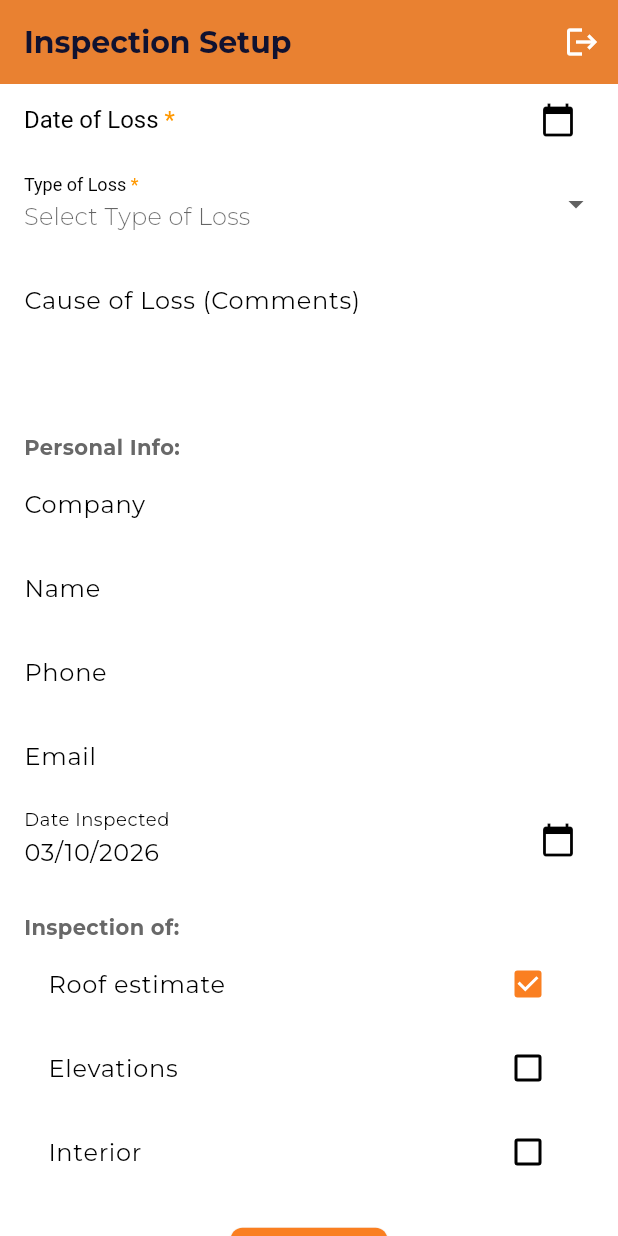
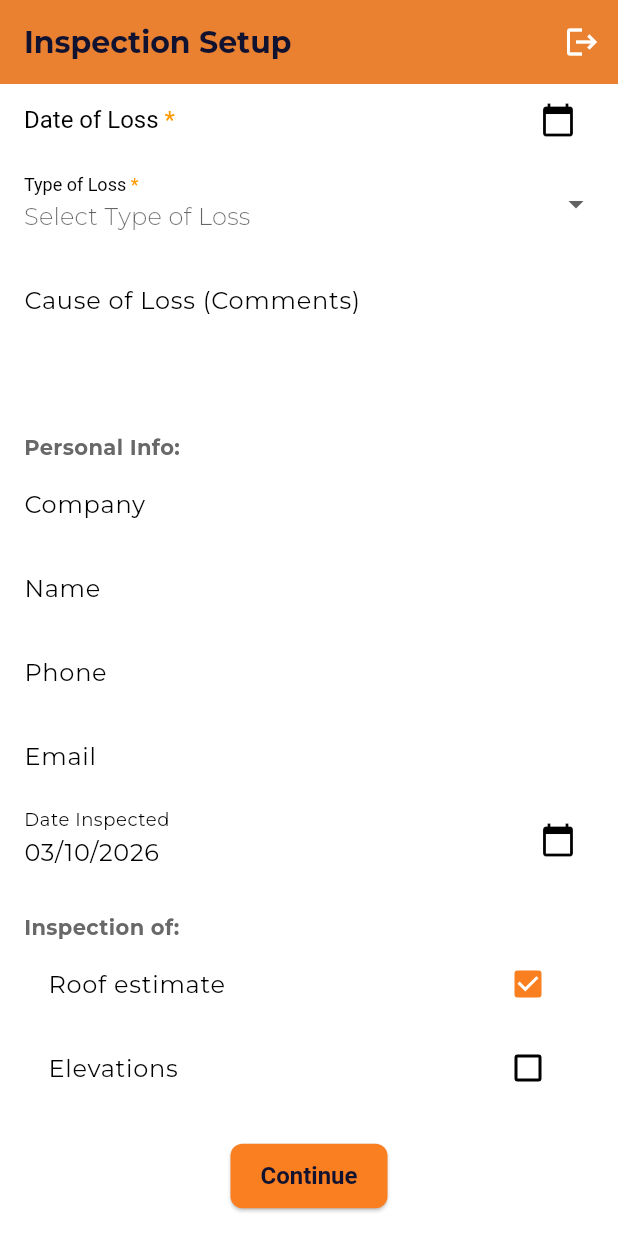
Before and after one commit to Hanztj/Hanz-sanitized, a Flutter app: the InspectionSetupScreen screen opened directly with empty values, scrolled down 751 dp, on a phone screen of 412 x 824 dp. Run offline on Flutter 3.47's test engine with Material 3 defaults, Android fonts, the phone set to English and light mode, and no system bars; our stand-ins replace cloud_firestore, cloud_functions, firebase_auth, firebase_core, firebase_storage, image_picker and 2 more; accounts and stored records are empty.

Commit message:
Refactor inspection setup screen and clean imports
Removed unused imports and the interior inspection checkbox. Updated the text for the implemented form message.

```diff
--- a/lib/inspection_setup_screen.dart
+++ b/lib/inspection_setup_screen.dart
@@ -1,17 +1,12 @@
 import 'package:flutter/material.dart';
 import 'package:intl/intl.dart';
 import 'package:claimscope_clean/roof_inspection_form.dart';
-// import 'theme.dart';
-// Importaciones para el estado getUserPlanStatus
-import 'dart:async';
 import 'package:firebase_auth/firebase_auth.dart';
 import 'package:claimscope_clean/Services/auth_plan_service.dart';
-//ignore: unused_import
 import 'package:claimscope_clean/services/stripe_service.dart';
 import 'package:claimscope_clean/screens/my_reports_screen.dart';
-//ignore: unused_import
-import 'screens/subscription_gate_screen.dart';
 import 'inspection_report_model.dart';
+
 final List<String> usStates = [
   'Alabama', 'Alaska', 'Arizona', 'Arkansas', 'California', 'Colorado',
   'Connecticut', 'Delaware', 'Florida', 'Georgia', 'Hawaii', 'Idaho',
@@ -62,7 +57,7 @@ Future<void> _handleSubscriptionAndNavigate(InspectionReport report) async {
     } else {
       ScaffoldMessenger.of(context).showSnackBar(
         const SnackBar(
-          content: Text('Solo el formulario Roof está implementado...'),
+          content: Text('Only the Roof form is implemented...'),
         ),
       );
     }
@@ -81,8 +76,7 @@ Future<void> _handleSubscriptionAndNavigate(InspectionReport report) async {
   bool isResidential = true;
   bool inspectRoof = true;
   bool inspectElevations = false;
-  bool inspectInterior = false;
-  String? interiorScope; // Mitigation, Restoration, Both
+ // Mitigation, Restoration, Both
 
   String? _typeOfLoss;
 
@@ -146,8 +140,6 @@ report.inspectorEmail = personEmail.text;
 // INSPECTION SCOPE
 report.inspectRoof = inspectRoof;
 report.inspectElevations = inspectElevations;
-report.inspectInterior = inspectInterior;
-report.interiorScope = interiorScope ?? '';
 
   // Aquí ya NO navegamos directamente.
   // Delegamos en _handleSubscriptionAndNavigate para respetar el plan.
@@ -164,22 +156,14 @@ report.interiorScope = interiorScope ?? '';
     'Hail',
     'Windstorm',
     'Hurricane',
-    'Flood',
-    'Water',
-    'Mold',
     'Fire',
-    'Smoke',
-    'Sewage',
-    'DrainBackup',
     'Earthquake',
     'Freeze',
-    'IceOrSnow',
+    'Ice Or Snow',
     'Lightning',
+    'Tornado',
     'Other',
-    'Theft',
-    'Tornado',
-    'Vandalism',
-    'Vehicle',
+
   ];
 
   @override
@@ -579,30 +563,6 @@ if (isBasico)
                 });
               },
             ),
-            CheckboxListTile(
-              title: const Text('Interior'),
-              value: inspectInterior,
-              onChanged: (v) {
-                setState(() {
-                  inspectInterior = v!;
-                  if (!v) interiorScope = null;
-                });
-              },
-            ),
-            if (inspectInterior)
-              DropdownButtonFormField<String>(
-                initialValue: interiorScope,
-                hint: const Text('Select interior scope'),
-                items: ['Mitigation', 'Restoration', 'Both']
-                    .map((e) => DropdownMenuItem(
-                          value: e,
-                          child: Text(e),
-                        ))
-                    .toList(),
-                onChanged: (v) => setState(() => interiorScope = v),
-                validator: (v) =>
-                    inspectInterior && v == null ? 'Required' : null,
-              ),
 
             const SizedBox(height: 20),
             Center(
@@ -625,16 +585,6 @@ onPressed: () async {
     ScaffoldMessenger.of(context).showSnackBar(
       const SnackBar(
         content: Text('Please correct the errors in the form.'),
-      ),
-    );
-    return;
-  }
-
-  if (!inspectRoof && !inspectElevations && !inspectInterior) {
-    if (!mounted) return;
-    ScaffoldMessenger.of(context).showSnackBar(
-      const SnackBar(
-        content: Text('Please select at least one inspection type.'),
       ),
     );
     return;
```
